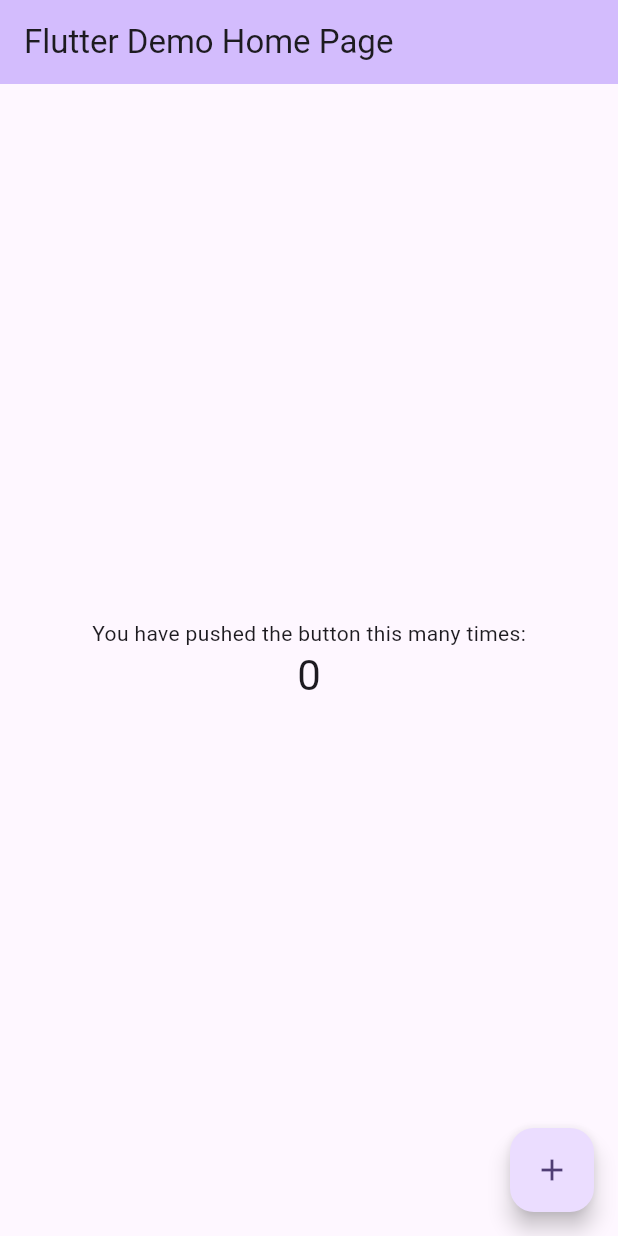
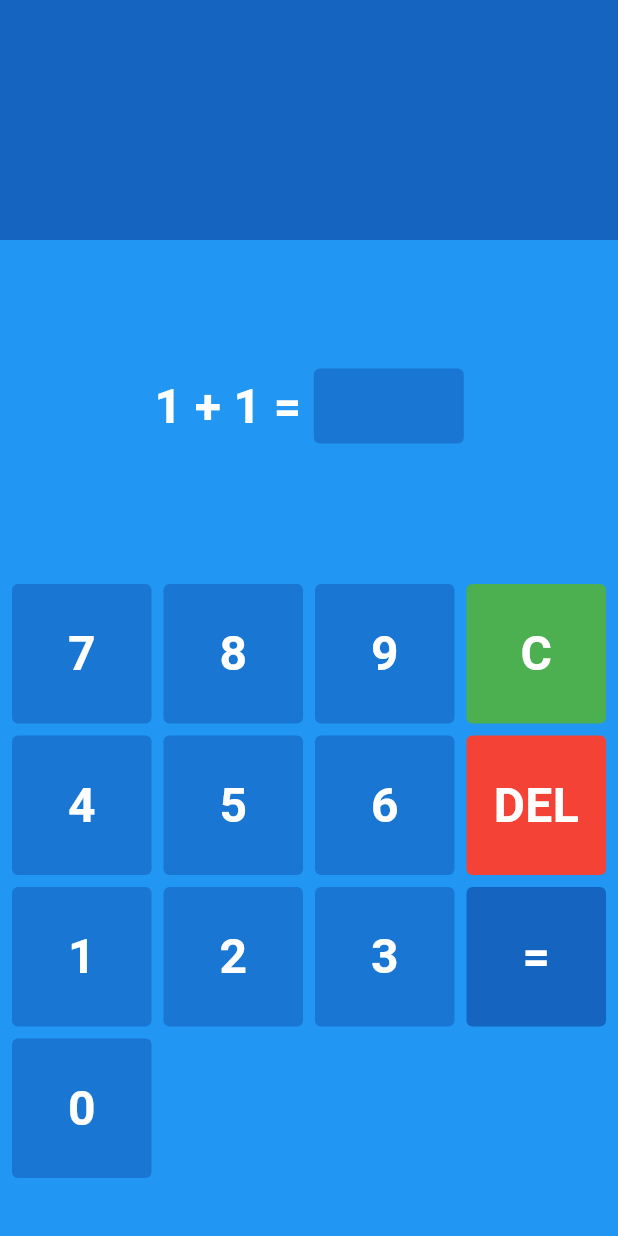
Before and after one commit to thedarkknight13/math_game, a Flutter app: the screen it shows after launch, on a phone screen of 412 x 824 dp. Run offline on Flutter 3.47's test engine with Material 3 defaults, Android fonts, the phone set to English and light mode, and no system bars.

Commit message:
step 2: I managed to finish the game by adding, buttons questions, user input and alert dialogs, including all a=necessary logic

```diff
--- /dev/null
+++ b/lib/const.dart
@@ -0,0 +1,7 @@
+import 'package:flutter/material.dart';
+
+var whiteTextStyle = const TextStyle(
+  fontWeight: FontWeight.bold,
+  fontSize: 32,
+  color: Colors.white,
+);
--- /dev/null
+++ b/lib/home_page.dart
@@ -0,0 +1,182 @@
+import 'dart:math' show Random;
+
+import 'package:flutter/material.dart';
+import 'package:math_game/const.dart';
+import 'package:math_game/util/my_button.dart';
+import 'package:math_game/util/result_message.dart';
+
+class HomePage extends StatefulWidget {
+  const HomePage({super.key});
+
+  @override
+  State<HomePage> createState() => _HomePageState();
+}
+
+class _HomePageState extends State<HomePage> {
+  //number pad list
+  List<String> numberPad = [
+    '7',
+    '8',
+    '9',
+    'C',
+    '4',
+    '5',
+    '6',
+    'DEL',
+    '1',
+    '2',
+    '3',
+    '=',
+    '0',
+  ];
+
+  // user answer
+  String userAnswer = "";
+
+  // number A and number B
+  int numberA = 1;
+  int numberB = 1;
+
+  // user tapped a button
+  void buttonTapped(String button) {
+    setState(() {
+      if (button == "=") {
+        // calculate if user is correct or incorrect
+        checkResult();
+      } else if (button == 'C') {
+        // clear the input
+        userAnswer = "";
+      } else if (button == 'DEL') {
+        // delete the last number
+        if (userAnswer.isNotEmpty) {
+          userAnswer = userAnswer.substring(0, userAnswer.length - 1);
+        }
+      } else if (userAnswer.length < 3) {
+        // maximum of 3 numbers can be input
+        userAnswer += button;
+      }
+    });
+  }
+
+  // check if user is correct or not
+  void checkResult() {
+    if (numberA + numberB == int.parse(userAnswer)) {
+      showDialog(
+        context: context,
+        builder: (context) {
+          return ResultMessage(
+            message: "Correct!",
+            onTap: goToNextQuestion,
+            icon: Icons.arrow_forward,
+          );
+        },
+      );
+    } else {
+      showDialog(
+        context: context,
+        builder: (context) {
+          return ResultMessage(
+            message: "Sorry try again",
+            onTap: goBackToQuestion,
+            icon: Icons.rotate_left_rounded,
+          );
+        },
+      );
+    }
+  }
+
+  // create random numbers
+  var randomNumber = Random();
+
+  // GO TO NEXT QUESTION
+  void goToNextQuestion() {
+    // dismiss alert dialog
+    Navigator.of(context).pop();
+
+    // reset values
+    setState(() {
+      userAnswer = "";
+    });
+
+    // create a new question
+    numberA = randomNumber.nextInt(10);
+    numberB = randomNumber.nextInt(10);
+  }
+
+  // GO BACK TO QUESTION
+  void goBackToQuestion() {
+    // dismiss alert dialog
+    Navigator.of(context).pop();
+  }
+
+  @override
+  Widget build(BuildContext context) {
+    return Scaffold(
+      backgroundColor: Colors.blue,
+      body: Column(
+        children: [
+          //  level progress, player needs 5 correct answers in a row to proceed to next level
+          Container(
+            height: 160,
+            color: Colors.blue[800],
+          ),
+
+          // question
+          Expanded(
+            child: Container(
+              child: Center(
+                child: Row(
+                  mainAxisAlignment: MainAxisAlignment.center,
+                  children: [
+                    // question
+                    Text(
+                      "$numberA + $numberB = ",
+                      style: whiteTextStyle,
+                    ),
+
+                    // answer
+                    Container(
+                      height: 50,
+                      width: 100,
+                      decoration: BoxDecoration(
+                        color: Colors.blue[700],
+                        borderRadius: BorderRadius.circular(4),
+                      ),
+                      child: Center(
+                        child: Text(
+                          userAnswer,
+                          style: whiteTextStyle,
+                        ),
+                      ),
+                    )
+                  ],
+                ),
+              ),
+            ),
+          ),
+
+          // number pad
+          Expanded(
+            flex: 2,
+            child: Padding(
+              padding: const EdgeInsets.all(4.0),
+              child: GridView.builder(
+                itemCount: numberPad.length,
+                physics: const NeverScrollableScrollPhysics(),
+                gridDelegate: const SliverGridDelegateWithFixedCrossAxisCount(
+                  crossAxisCount: 4,
+                ),
+                itemBuilder: (context, index) {
+                  return MyButton(
+                    child: numberPad[index],
+                    onTap: () => buttonTapped(numberPad[index]),
+                  );
+                },
+              ),
+            ),
+          )
+        ],
+      ),
+    );
+  }
+}
--- a/lib/main.dart
+++ b/lib/main.dart
@@ -1,4 +1,5 @@
 import 'package:flutter/material.dart';
+import 'package:math_game/home_page.dart';
 
 void main() {
   runApp(const MyApp());
@@ -7,119 +8,15 @@ void main() {
 class MyApp extends StatelessWidget {
   const MyApp({super.key});
 
-  // This widget is the root of your application.
   @override
   Widget build(BuildContext context) {
     return MaterialApp(
       title: 'Flutter Demo',
       theme: ThemeData(
-        // This is the theme of your application.
-        //
-        // TRY THIS: Try running your application with "flutter run". You'll see
-        // the application has a purple toolbar. Then, without quitting the app,
-        // try changing the seedColor in the colorScheme below to Colors.green
-        // and then invoke "hot reload" (save your changes or press the "hot
-        // reload" button in a Flutter-supported IDE, or press "r" if you used
-        // the command line to start the app).
-        //
-        // Notice that the counter didn't reset back to zero; the application
-        // state is not lost during the reload. To reset the state, use hot
-        // restart instead.
-        //
-        // This works for code too, not just values: Most code changes can be
-        // tested with just a hot reload.
         colorScheme: ColorScheme.fromSeed(seedColor: Colors.deepPurple),
         useMaterial3: true,
       ),
-      home: const MyHomePage(title: 'Flutter Demo Home Page'),
+      home: const HomePage(),
     );
   }
 }
-
-class MyHomePage extends StatefulWidget {
-  const MyHomePage({super.key, required this.title});
-
-  // This widget is the home page of your application. It is stateful, meaning
-  // that it has a State object (defined below) that contains fields that affect
-  // how it looks.
-
-  // This class is the configuration for the state. It holds the values (in this
-  // case the title) provided by the parent (in this case the App widget) and
-  // used by the build method of the State. Fields in a Widget subclass are
-  // always marked "final".
-
-  final String title;
-
-  @override
-  State<MyHomePage> createState() => _MyHomePageState();
-}
-
-class _MyHomePageState extends State<MyHomePage> {
-  int _counter = 0;
-
-  void _incrementCounter() {
-    setState(() {
-      // This call to setState tells the Flutter framework that something has
-      // changed in this State, which causes it to rerun the build method below
-      // so that the display can reflect the updated values. If we changed
-      // _counter without calling setState(), then the build method would not be
-      // called again, and so nothing would appear to happen.
-      _counter++;
-    });
-  }
-
-  @override
-  Widget build(BuildContext context) {
-    // This method is rerun every time setState is called, for instance as done
-    // by the _incrementCounter method above.
-    //
-    // The Flutter framework has been optimized to make rerunning build methods
-    // fast, so that you can just rebuild anything that needs updating rather
-    // than having to individually change instances of widgets.
-    return Scaffold(
-      appBar: AppBar(
-        // TRY THIS: Try changing the color here to a specific color (to
-        // Colors.amber, perhaps?) and trigger a hot reload to see the AppBar
-        // change color while the other colors stay the same.
-        backgroundColor: Theme.of(context).colorScheme.inversePrimary,
-        // Here we take the value from the MyHomePage object that was created by
-        // the App.build method, and use it to set our appbar title.
-        title: Text(widget.title),
-      ),
-      body: Center(
-        // Center is a layout widget. It takes a single child and positions it
-        // in the middle of the parent.
-        child: Column(
-          // Column is also a layout widget. It takes a list of children and
-          // arranges them vertically. By default, it sizes itself to fit its
-          // children horizontally, and tries to be as tall as its parent.
-          //
-          // Column has various properties to control how it sizes itself and
-          // how it positions its children. Here we use mainAxisAlignment to
-          // center the children vertically; the main axis here is the vertical
-          // axis because Columns are vertical (the cross axis would be
-          // horizontal).
-          //
-          // TRY THIS: Invoke "debug painting" (choose the "Toggle Debug Paint"
-          // action in the IDE, or press "p" in the console), to see the
-          // wireframe for each widget.
-          mainAxisAlignment: MainAxisAlignment.center,
-          children: <Widget>[
-            const Text(
-              'You have pushed the button this many times:',
-            ),
-            Text(
-              '$_counter',
-              style: Theme.of(context).textTheme.headlineMedium,
-            ),
-          ],
-        ),
-      ),
-      floatingActionButton: FloatingActionButton(
-        onPressed: _incrementCounter,
-        tooltip: 'Increment',
-        child: const Icon(Icons.add),
-      ), // This trailing comma makes auto-formatting nicer for build methods.
-    );
-  }
-}
--- /dev/null
+++ b/lib/util/my_button.dart
@@ -0,0 +1,43 @@
+import 'package:flutter/material.dart';
+import 'package:math_game/const.dart';
+
+// ignore: must_be_immutable
+class MyButton extends StatelessWidget {
+  MyButton({
+    super.key,
+    required this.child,
+    required this.onTap,
+  });
+
+  final String child;
+  final VoidCallback onTap;
+  var buttonColor = Colors.blue[700];
+
+  @override
+  Widget build(BuildContext context) {
+    if (child == 'C') {
+      buttonColor = Colors.green;
+    } else if (child == 'DEL') {
+      buttonColor = Colors.red;
+    } else if (child == "=") {
+      buttonColor = Colors.blue[800];
+    }
+
+    return Padding(
+      padding: const EdgeInsets.all(4.0),
+      child: GestureDetector(
+        onTap: onTap,
+        child: Container(
+          decoration: BoxDecoration(
+              color: buttonColor, borderRadius: BorderRadius.circular(4)),
+          child: Center(
+            child: Text(
+              child,
+              style: whiteTextStyle,
+            ),
+          ),
+        ),
+      ),
+    );
+  }
+}
```
Also changed, not shown: lib/util/result_message.dart (added, +51 -0 lines).
